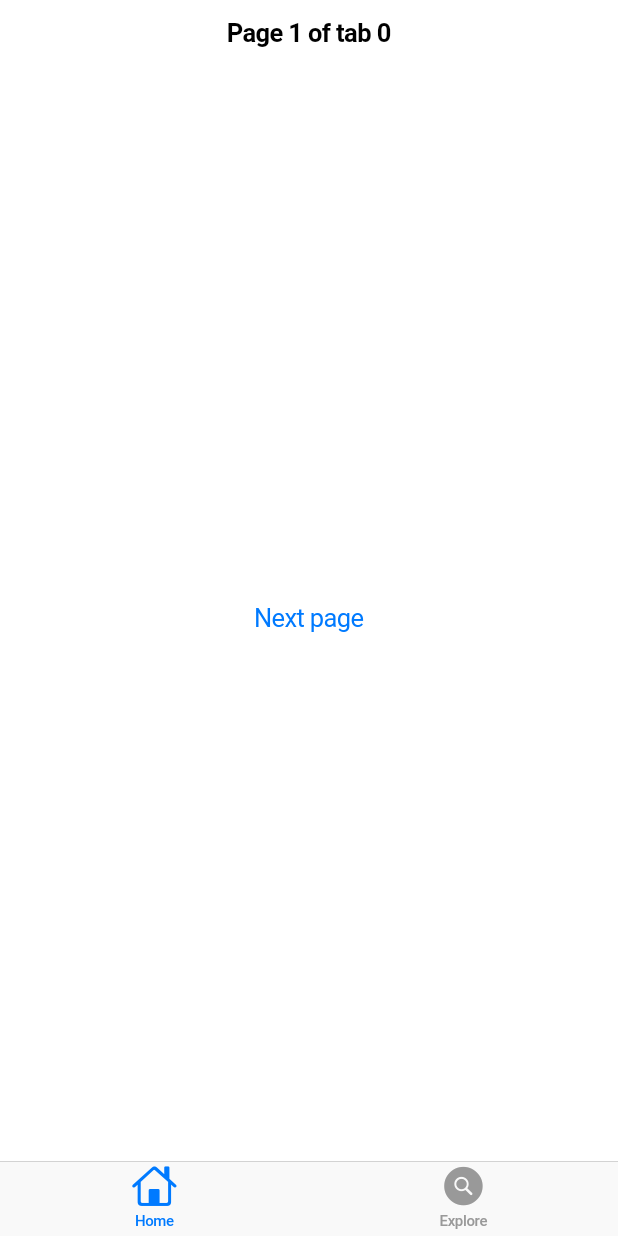
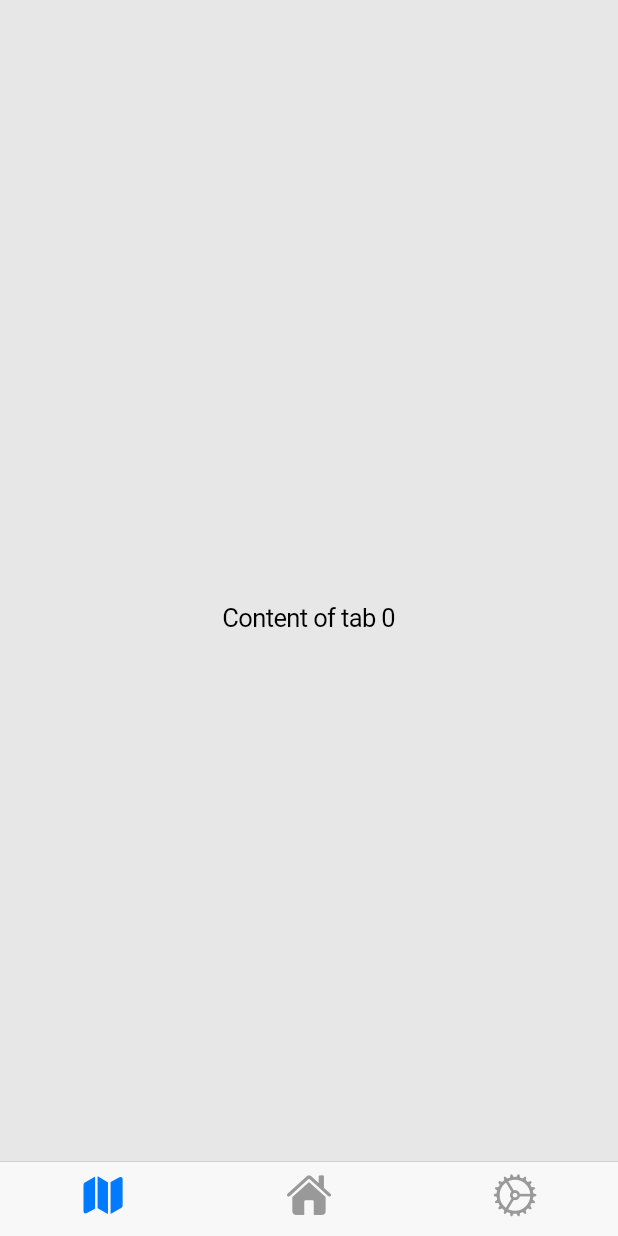
Before and after one commit to Solirix/OpenRooms-Application, a Flutter app: the screen it shows after launch, on a phone screen of 412 x 824 dp. Run offline on Flutter 3.47's test engine with Material 3 defaults, Android fonts, the phone set to English and light mode, and no system bars.

Commit message:
add icons to tab bar

```diff
--- a/lib/main.dart
+++ b/lib/main.dart
@@ -1,77 +1,50 @@
 import 'package:flutter/cupertino.dart';
+// Cupertino is iOS styling. Look up flutter cupertino there's a lot of docs.
+/// Flutter code sample for [CupertinoTabBar].
 
-/// Flutter code sample for [CupertinoTabScaffold].
+void main() => runApp(const CupertinoTabBarApp());
 
-void main() => runApp(const TabScaffoldApp());
-
-class TabScaffoldApp extends StatelessWidget {
-  const TabScaffoldApp({super.key});
+class CupertinoTabBarApp extends StatelessWidget {
+  const CupertinoTabBarApp({super.key});
 
   @override
   Widget build(BuildContext context) {
     return const CupertinoApp(
+      //can change this to dark for dark mode it looks like
       theme: CupertinoThemeData(brightness: Brightness.light),
-      home: TabScaffoldExample(),
+      home: CupertinoTabBarExample(),
     );
   }
 }
 
-class TabScaffoldExample extends StatefulWidget {
-  const TabScaffoldExample({super.key});
+class CupertinoTabBarExample extends StatelessWidget {
+  const CupertinoTabBarExample({super.key});
 
-  @override
-  State<TabScaffoldExample> createState() => _TabScaffoldExampleState();
-}
-
-class _TabScaffoldExampleState extends State<TabScaffoldExample> {
   @override
   Widget build(BuildContext context) {
     return CupertinoTabScaffold(
+      //create the tab bar
       tabBar: CupertinoTabBar(
         items: const <BottomNavigationBarItem>[
           BottomNavigationBarItem(
-            icon: Icon(CupertinoIcons.home),
-            label: 'Home',
+            icon: Icon(CupertinoIcons.map_fill),
+            //label: 'Map',
           ),
           BottomNavigationBarItem(
-            icon: Icon(CupertinoIcons.search_circle_fill),
-            label: 'Explore',
+            icon: Icon(CupertinoIcons.house_fill),
+            //label: 'Home',
+          ),
+          BottomNavigationBarItem(
+            icon: Icon(CupertinoIcons.settings_solid),
+            //label: 'Settings',
           ),
         ],
       ),
       tabBuilder: (BuildContext context, int index) {
         return CupertinoTabView(
           builder: (BuildContext context) {
-            return CupertinoPageScaffold(
-              navigationBar: CupertinoNavigationBar(
-                middle: Text('Page 1 of tab $index'),
-              ),
-              child: Center(
-                child: CupertinoButton(
-                  child: const Text('Next page'),
-                  onPressed: () {
-                    Navigator.of(context).push(
-                      CupertinoPageRoute<void>(
-                        builder: (BuildContext context) {
-                          return CupertinoPageScaffold(
-                            navigationBar: CupertinoNavigationBar(
-                              middle: Text('Page 2 of tab $index'),
-                            ),
-                            child: Center(
-                              child: CupertinoButton(
-                                child: const Text('Back'),
-                                onPressed: () {
-                                  Navigator.of(context).pop();
-                                },
-                              ),
-                            ),
-                          );
-                        },
-                      ),
-                    );
-                  },
-                ),
-              ),
+            return Center(
+              child: Text('Content of tab $index'),
             );
           },
         );
```
